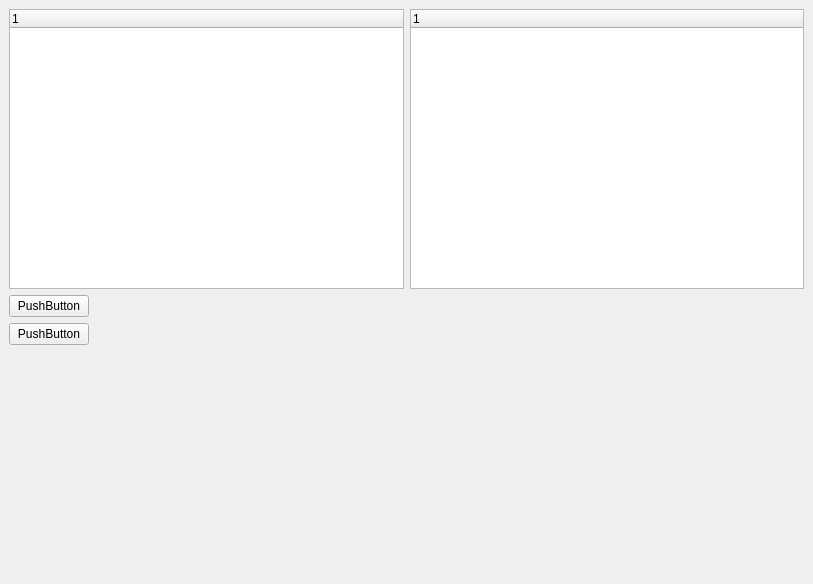
Above: qtui/main.ui from hvm2hvm/backuptool before the change. Below: the same form after it.
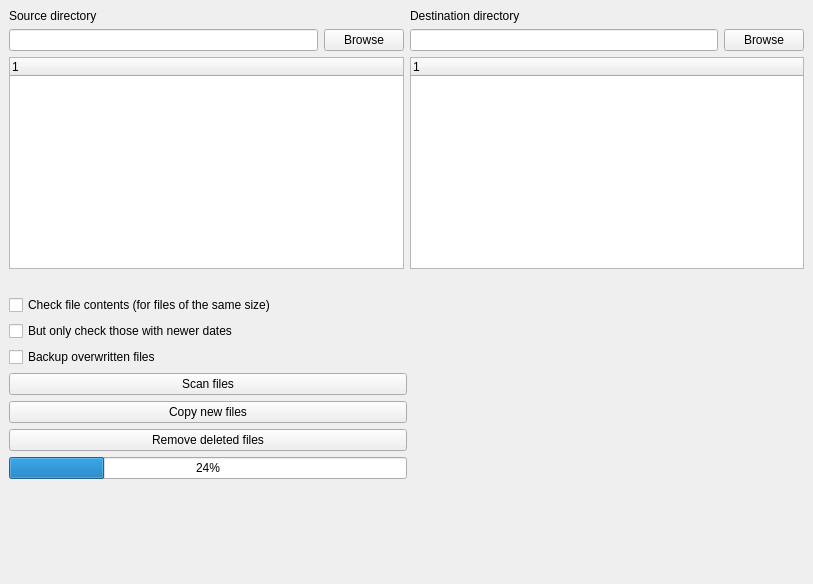
That is the form after the change.

Patch:
```diff
--- a/qtui/main.ui
+++ b/qtui/main.ui
@@ -21,22 +21,86 @@
     <item>
      <layout class="QHBoxLayout" name="horizontalLayout">
       <item>
-       <widget class="QTreeWidget" name="sourceView">
-        <column>
-         <property name="text">
-          <string notr="true">1</string>
-         </property>
-        </column>
-       </widget>
+       <layout class="QVBoxLayout" name="verticalLayout_3">
+        <item>
+         <widget class="QLabel" name="source_label">
+          <property name="text">
+           <string>Source directory</string>
+          </property>
+         </widget>
+        </item>
+        <item>
+         <layout class="QHBoxLayout" name="horizontalLayout_3">
+          <item>
+           <widget class="QLineEdit" name="source_path"/>
+          </item>
+          <item>
+           <widget class="QPushButton" name="source_browse">
+            <property name="text">
+             <string>Browse</string>
+            </property>
+           </widget>
+          </item>
+         </layout>
+        </item>
+        <item>
+         <widget class="QTreeWidget" name="source_view">
+          <column>
+           <property name="text">
+            <string notr="true">1</string>
+           </property>
+          </column>
+         </widget>
+        </item>
+        <item>
+         <widget class="QLabel" name="source_size_label">
+          <property name="text">
+           <string/>
+          </property>
+         </widget>
+        </item>
+       </layout>
       </item>
       <item>
-       <widget class="QTreeWidget" name="destinationView">
-        <column>
-         <property name="text">
-          <string notr="true">1</string>
-         </property>
-        </column>
-       </widget>
+       <layout class="QVBoxLayout" name="verticalLayout_4">
+        <item>
+         <widget class="QLabel" name="destination_label">
+          <property name="text">
+           <string>Destination directory</string>
+          </property>
+         </widget>
+        </item>
+        <item>
+         <layout class="QHBoxLayout" name="horizontalLayout_4">
+          <item>
+           <widget class="QLineEdit" name="destination_path"/>
+          </item>
+          <item>
+           <widget class="QPushButton" name="destination_browse">
+            <property name="text">
+             <string>Browse</string>
+            </property>
+           </widget>
+          </item>
+         </layout>
+        </item>
+        <item>
+         <widget class="QTreeWidget" name="destination_view">
+          <column>
+           <property name="text">
+            <string notr="true">1</string>
+           </property>
+          </column>
+         </widget>
+        </item>
+        <item>
+         <widget class="QLabel" name="destination_size_label">
+          <property name="text">
+           <string/>
+          </property>
+         </widget>
+        </item>
+       </layout>
       </item>
      </layout>
     </item>
@@ -45,16 +109,51 @@
       <item>
        <layout class="QVBoxLayout" name="verticalLayout_2">
         <item>
-         <widget class="QPushButton" name="copyNewButton">
+         <widget class="QCheckBox" name="check_file_contents">
           <property name="text">
-           <string>PushButton</string>
+           <string>Check file contents (for files of the same size)</string>
           </property>
          </widget>
         </item>
         <item>
-         <widget class="QPushButton" name="removeDeleted">
+         <widget class="QCheckBox" name="check_file_contents_newer">
           <property name="text">
-           <string>PushButton</string>
+           <string>But only check those with newer dates</string>
+          </property>
+         </widget>
+        </item>
+        <item>
+         <widget class="QCheckBox" name="check_bakcup_overwritten">
+          <property name="text">
+           <string>Backup overwritten files</string>
+          </property>
+         </widget>
+        </item>
+        <item>
+         <widget class="QPushButton" name="scan_button">
+          <property name="text">
+           <string>Scan files</string>
+          </property>
+         </widget>
+        </item>
+        <item>
+         <widget class="QPushButton" name="copy_button">
+          <property name="text">
+           <string>Copy new files</string>
+          </property>
+         </widget>
+        </item>
+        <item>
+         <widget class="QPushButton" name="do_remove_deleted">
+          <property name="text">
+           <string>Remove deleted files</string>
+          </property>
+         </widget>
+        </item>
+        <item>
+         <widget class="QProgressBar" name="progress_bar">
+          <property name="value">
+           <number>24</number>
           </property>
          </widget>
         </item>
```
Left out of the diff: 7 changed lines with no effect on the pictures.
